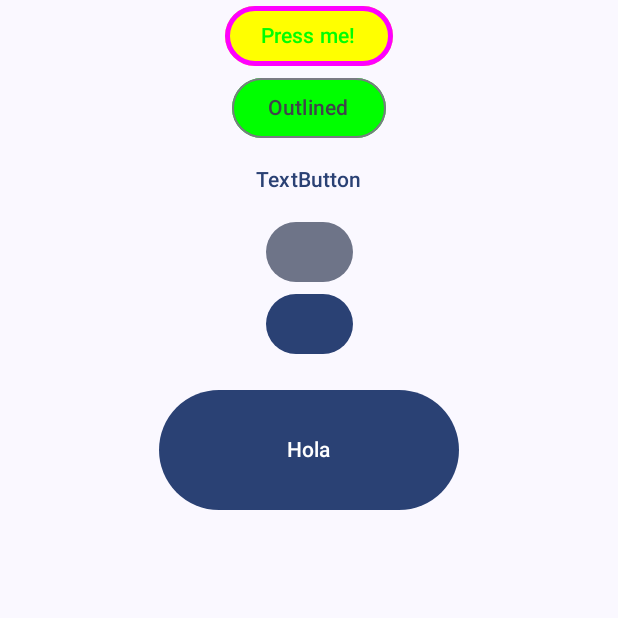
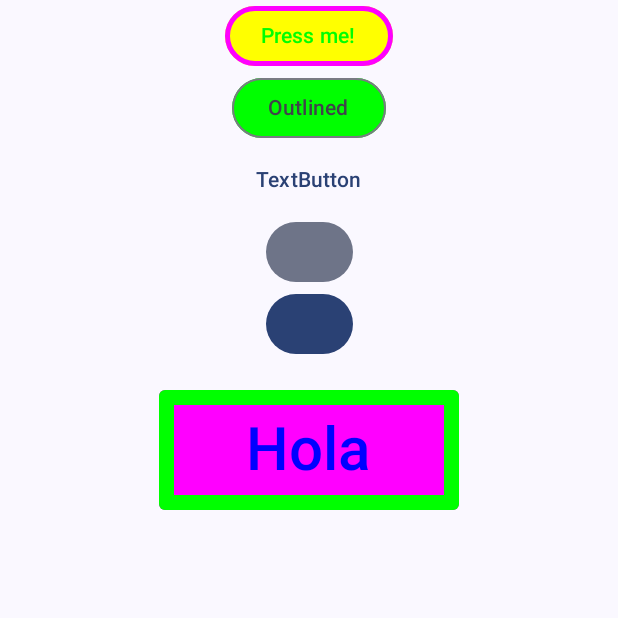
Before and after one commit to veselin0/Jetpack-Compose-Aristedes-Updated, an Android app built with Jetpack Compose: the composable MyButtons shown on its own in the app's theme, on a phone screen of 412 x 824 dp, the top half of it. Run offline under Robolectric (Android 15) with nearby library versions, the phone set to English and light mode, and no system bars.

Commit message:
Exercise completed. 60. Image

```diff
--- a/MyUpgradedApplication/app/src/main/java/com/example/myupgradedapplication/MainActivity.kt
+++ b/MyUpgradedApplication/app/src/main/java/com/example/myupgradedapplication/MainActivity.kt
@@ -11,7 +11,7 @@ import androidx.compose.runtime.Composable
 import androidx.compose.ui.Modifier
 import androidx.compose.ui.tooling.preview.Devices
 import androidx.compose.ui.tooling.preview.Preview
-import com.example.myupgradedapplication.components.MyButtons
+import com.example.myupgradedapplication.components.MyImage
 import com.example.myupgradedapplication.login.Greeting
 import com.example.myupgradedapplication.ui.theme.MyUpgradedApplicationTheme
 
@@ -22,7 +22,7 @@ class MainActivity : ComponentActivity() {
         setContent {
             MyUpgradedApplicationTheme {
                 Scaffold(modifier = Modifier.fillMaxSize()) { innerPadding ->
-                    MyButtons(modifier = Modifier.padding(innerPadding))
+                    MyImage(modifier = Modifier.padding(innerPadding))
                 }
             }
         }
--- a/MyUpgradedApplication/app/src/main/java/com/example/myupgradedapplication/components/Buttons.kt
+++ b/MyUpgradedApplication/app/src/main/java/com/example/myupgradedapplication/components/Buttons.kt
@@ -2,7 +2,6 @@ package com.example.myupgradedapplication.components
 
 import android.util.Log
 import androidx.compose.foundation.BorderStroke
-import androidx.compose.foundation.layout.Arrangement
 import androidx.compose.foundation.layout.Column
 import androidx.compose.foundation.layout.Spacer
 import androidx.compose.foundation.layout.fillMaxSize
@@ -16,14 +15,20 @@ import androidx.compose.material3.OutlinedButton
 import androidx.compose.material3.Text
 import androidx.compose.material3.TextButton
 import androidx.compose.runtime.Composable
+import androidx.compose.runtime.getValue
+import androidx.compose.runtime.mutableStateOf
+import androidx.compose.runtime.saveable.rememberSaveable
+import androidx.compose.runtime.setValue
 import androidx.compose.ui.Alignment
 import androidx.compose.ui.Modifier
 import androidx.compose.ui.graphics.Color
+import androidx.compose.ui.unit.TextUnit
 import androidx.compose.ui.unit.dp
-import androidx.constraintlayout.compose.HorizontalAlign
+import androidx.compose.ui.unit.sp
 
 @Composable
 fun MyButtons(modifier: Modifier = Modifier) {
+    var enabled by rememberSaveable { mutableStateOf(true) }
     Column(modifier = modifier.fillMaxSize(), horizontalAlignment = Alignment.CenterHorizontally) {
         Button(
             onClick = { Log.i("Gocho", "Button pressed!") },
@@ -51,8 +56,22 @@ fun MyButtons(modifier: Modifier = Modifier) {
         FilledTonalButton(onClick = {}) { }
         Button(onClick = {}) {}
         Spacer(modifier = modifier.height(20.dp))
-        Button(onClick = {}, modifier = modifier.height(80.dp).width(200.dp)) {
-            Text(text = "Hola")
+        Button(
+            enabled = enabled,
+            onClick = { enabled = false },
+            colors = ButtonDefaults.buttonColors(
+                containerColor = Color.Magenta,
+                contentColor = Color.Blue,
+                disabledContentColor = Color.Red,
+                disabledContainerColor = Color.DarkGray
+            ),
+            border = BorderStroke(10.dp, Color.Green),
+            shape = RoundedCornerShape(5),
+            modifier = modifier
+                .height(80.dp)
+                .width(200.dp)
+        ) {
+            Text(text = "Hola", modifier = Modifier, fontSize = 40.sp)
         }
     }
 }
--- a/MyUpgradedApplication/gradle/libs.versions.toml
+++ b/MyUpgradedApplication/gradle/libs.versions.toml
@@ -1,5 +1,5 @@
 [versions]
-agp = "8.8.1"
+agp = "8.8.2"
 constraintlayoutCompose = "1.1.0"
 kotlin = "2.0.0"
 coreKtx = "1.15.0"
```
Also changed, not shown: MyUpgradedApplication/app/src/main/java/com/example/myupgradedapplication/components/Image.kt (added, +26 -0 lines), 1 other file.
